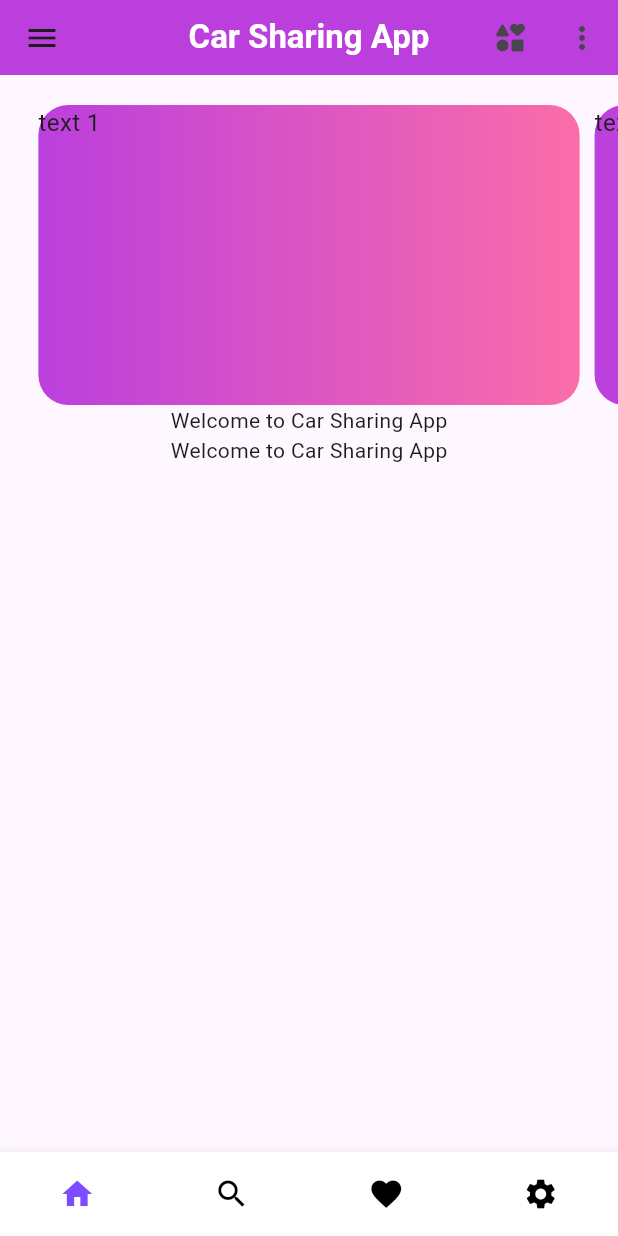
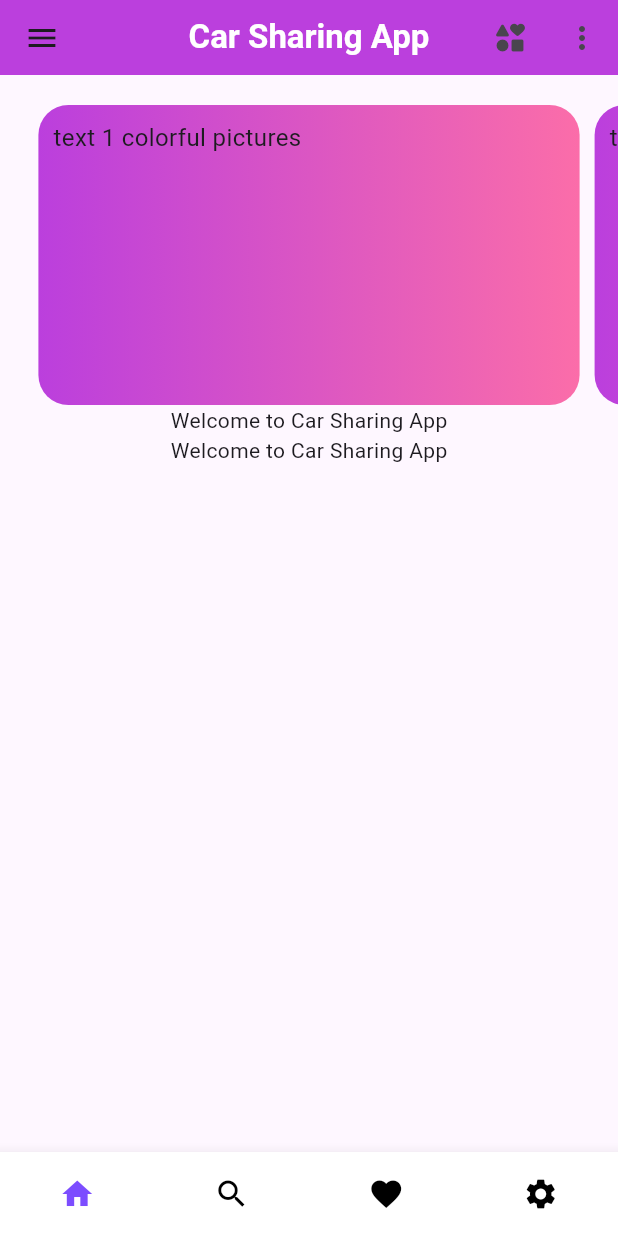
Before and after one commit to gauss2302/Car_Now, a Flutter app: the screen it shows after launch, on a phone screen of 412 x 824 dp. Run offline on Flutter 3.47's test engine with Material 3 defaults, Android fonts, the phone set to English and light mode, and no system bars; drawn by our look-alikes of animated_bottom_navigation_bar, flutter_carousel_widget; our stand-ins replace bloc, equatable, flutter_bloc.

Commit message:
Fixed Animated pics

```diff
--- a/lib/main.dart
+++ b/lib/main.dart
@@ -63,9 +63,12 @@ class MyHomePage extends StatelessWidget {
                                         AppPallete.gradient1,
                                         AppPallete.gradient2
                                       ])),
-                                  child: Text(
-                                    'text $i',
-                                    style: const TextStyle(fontSize: 16.0),
+                                  child: Padding(
+                                    padding: const EdgeInsets.all(10.0),
+                                    child: Text(
+                                      'text $i colorful pictures',
+                                      style: const TextStyle(fontSize: 16.0),
+                                    ),
                                   ));
                             },
                           );
```
